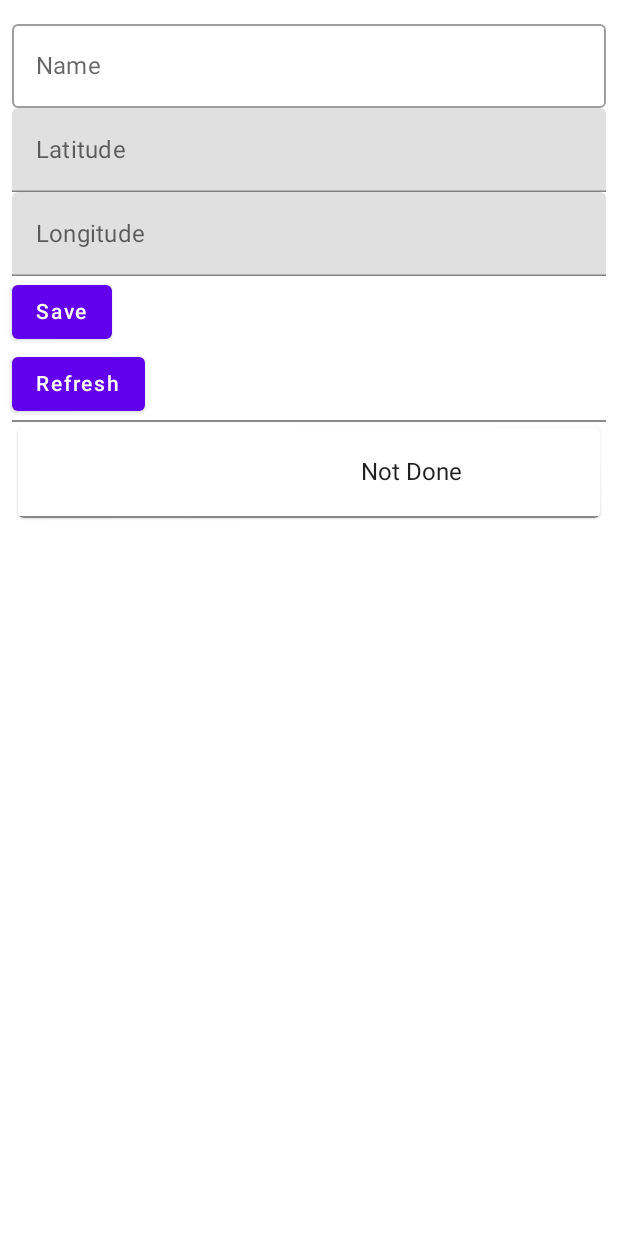
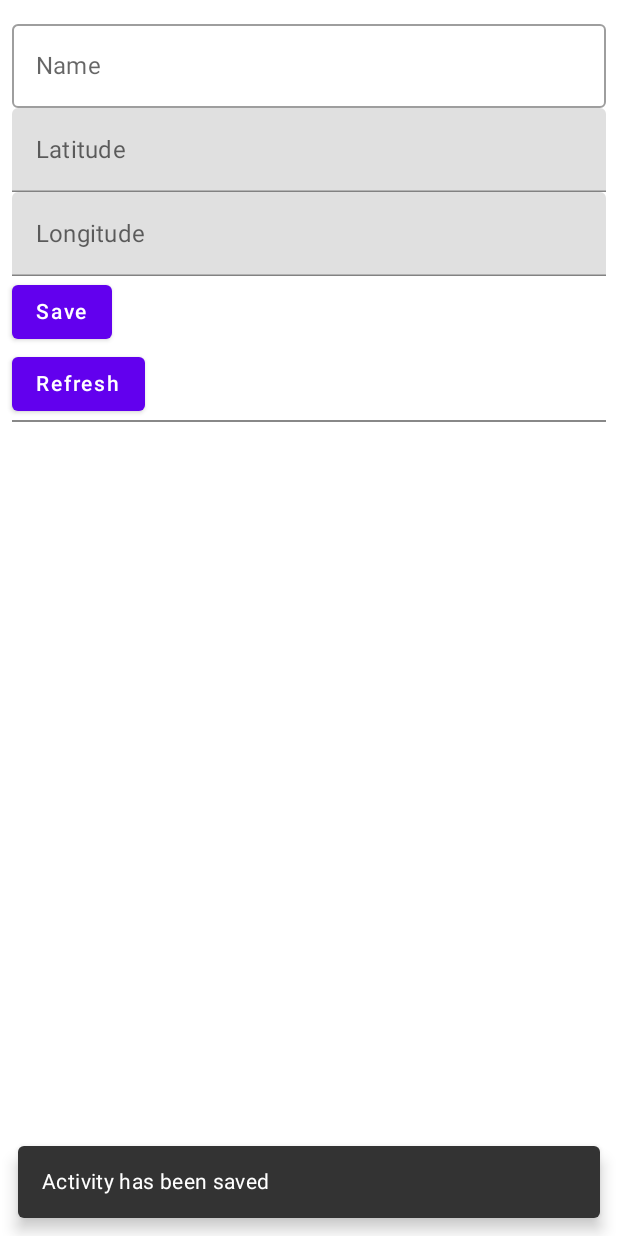
Before and after one commit to sofyanegil/PPMobile_TodoApp, an Android app built with Jetpack Compose: the composable MainScreen shown on its own in the app's theme, after a tap on "Save", on a phone screen of 412 x 824 dp. Run offline under Robolectric (Android 15) with nearby library versions, the phone set to English and light mode, and no system bars; our stand-ins replace Dagger/Hilt's generated code, Room's generated code, livedata-compose; libraries missing offline, so code that uses them is left out: com.benasher44.uuid; 1 statement that could not run was skipped.

```diff
--- a/app/build.gradle
+++ b/app/build.gradle
@@ -83,6 +83,12 @@ dependencies {
     implementation "androidx.hilt:hilt-navigation-compose:1.0.0"
     kapt "com.google.dagger:hilt-compiler:2.41"
     kapt "androidx.hilt:hilt-compiler:1.0.0"
+
+    implementation "androidx.camera:camera-camera2:1.2.0-alpha01"
+    implementation "androidx.camera:camera-lifecycle:1.2.0-alpha01"
+    implementation "androidx.camera:camera-view:1.2.0-alpha01"
+    implementation "io.coil-kt:coil-compose:2.0.0"
+
     androidTestImplementation 'com.google.dagger:hilt-android-testing:2.42'
     kaptAndroidTest "com.google.dagger:hilt-compiler:2.41"
 }
--- a/app/src/main/java/id/ac/unpas/todoapp/repository/TodoRepository.kt
+++ b/app/src/main/java/id/ac/unpas/todoapp/repository/TodoRepository.kt
@@ -22,7 +22,9 @@ class TodoRepository(private val todoDao: TodoDao, private val todoService: Todo
 
     suspend fun addTodo(todoItem: TodoItem) {
         todoItem.id = uuid4().toString()
-        todoDao.insert(todoItem)
+        if(todoItem.name != "") {
+            todoDao.insert(todoItem)
+        }
 
         /* Save to Web Service, error because the web service is not available, make apps force close
             var isDone = 0
--- a/app/src/main/java/id/ac/unpas/todoapp/ui/main/MainActivity.kt
+++ b/app/src/main/java/id/ac/unpas/todoapp/ui/main/MainActivity.kt
@@ -5,20 +5,19 @@ import android.location.Location
 import android.os.Bundle
 import androidx.activity.ComponentActivity
 import androidx.activity.compose.setContent
-import androidx.compose.foundation.layout.Column
-import androidx.compose.foundation.layout.fillMaxSize
-import androidx.compose.foundation.layout.fillMaxWidth
-import androidx.compose.foundation.layout.padding
+import androidx.compose.foundation.layout.*
 import androidx.compose.foundation.text.KeyboardOptions
 import androidx.compose.material.*
 import androidx.compose.runtime.*
 import androidx.compose.runtime.livedata.observeAsState
 import androidx.compose.runtime.saveable.rememberSaveable
+import androidx.compose.ui.Alignment
 import androidx.compose.ui.Modifier
 import androidx.compose.ui.graphics.Color
 import androidx.compose.ui.platform.LocalContext
 import androidx.compose.ui.text.input.KeyboardType
 import androidx.compose.ui.text.input.TextFieldValue
+import androidx.compose.ui.text.style.TextAlign
 import androidx.compose.ui.unit.dp
 import androidx.hilt.navigation.compose.hiltViewModel
 import com.google.accompanist.permissions.ExperimentalPermissionsApi
@@ -51,7 +50,7 @@ fun MainScreen() {
     var doNotShowRationale by rememberSaveable {
         mutableStateOf(false)
     }
-    var permissionState = rememberMultiplePermissionsState(
+    val permissionState = rememberMultiplePermissionsState(
         listOf(
             android.Manifest.permission.ACCESS_COARSE_LOCATION,
             android.Manifest.permission.ACCESS_FINE_LOCATION
@@ -64,18 +63,22 @@ fun MainScreen() {
             MainScreenContent(locationPermitted = true, fusedLocationClient = fusedLocationClient)
         }
         permissionState.shouldShowRationale || !permissionState.permissionRequested -> {
-            Column() {
-                Text(text = "Aplikasi membutuhkan izin untuk mengakses lokasi anda")
-                Button(onClick = { permissionState.launchMultiplePermissionRequest()}) {
+            Column(
+                modifier = Modifier.fillMaxSize(),
+                horizontalAlignment = Alignment.CenterHorizontally,
+                verticalArrangement = Arrangement.Center
+            ) {
+                Text(textAlign = TextAlign.Center, text = "Aplikasi membutuhkan izin\n untuk mengakses lokasi anda")
+                Button(onClick = { permissionState.launchMultiplePermissionRequest() }) {
                     Text(text = "Minta izin")
                 }
-                Button(onClick = { doNotShowRationale = false}) {
+                Button(onClick = { doNotShowRationale = false }) {
                     Text(text = "Jangan munculkan lagi")
                 }
             }
         }
         else -> {
-            MainScreenContent(locationPermitted = false, fusedLocationClient = fusedLocationClient )
+            MainScreenContent(locationPermitted = false, fusedLocationClient = fusedLocationClient)
         }
     }
 }
@@ -145,7 +148,7 @@ fun MainScreenContent(
 
                 Button(onClick = {
                     scope.launch {
-                        if(locationPermitted){
+                        if (locationPermitted) {
                             fusedLocationClient.lastLocation.addOnSuccessListener { location: Location? ->
                                 location?.let {
                                     latitude.value = TextFieldValue(it.latitude.toString())
```
